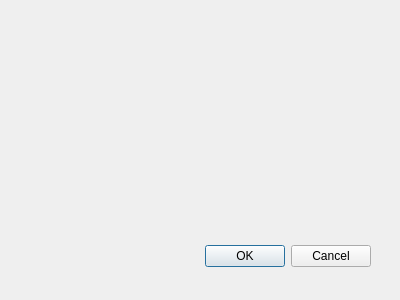
Before: the Qt Designer form Lab06/task.ui in dmolloc1/teo_lab, drawn with Qt 5.
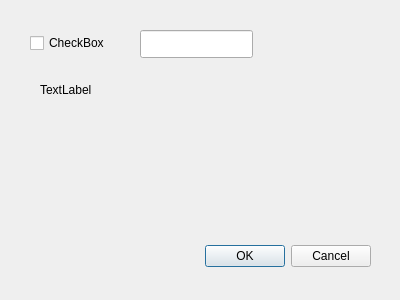
After: the same form once the commit is applied.

Commit message: Se conecto el boton AddTask a la clase mainwindow.cpp

Diff of the .ui file:
```diff
--- a/Lab06/task.ui
+++ b/Lab06/task.ui
@@ -29,6 +29,42 @@
     <set>QDialogButtonBox::StandardButton::Cancel|QDialogButtonBox::StandardButton::Ok</set>
    </property>
   </widget>
+  <widget class="QLineEdit" name="Mitext">
+   <property name="geometry">
+    <rect>
+     <x>140</x>
+     <y>30</y>
+     <width>113</width>
+     <height>28</height>
+    </rect>
+   </property>
+  </widget>
+  <widget class="QCheckBox" name="checkbox">
+   <property name="geometry">
+    <rect>
+     <x>30</x>
+     <y>30</y>
+     <width>93</width>
+     <height>26</height>
+    </rect>
+   </property>
+   <property name="text">
+    <string>CheckBox</string>
+   </property>
+  </widget>
+  <widget class="QLabel" name="label_2">
+   <property name="geometry">
+    <rect>
+     <x>40</x>
+     <y>80</y>
+     <width>63</width>
+     <height>20</height>
+    </rect>
+   </property>
+   <property name="text">
+    <string>TextLabel</string>
+   </property>
+  </widget>
  </widget>
  <resources/>
  <connections>
```
The commit also changes 2 other files.
